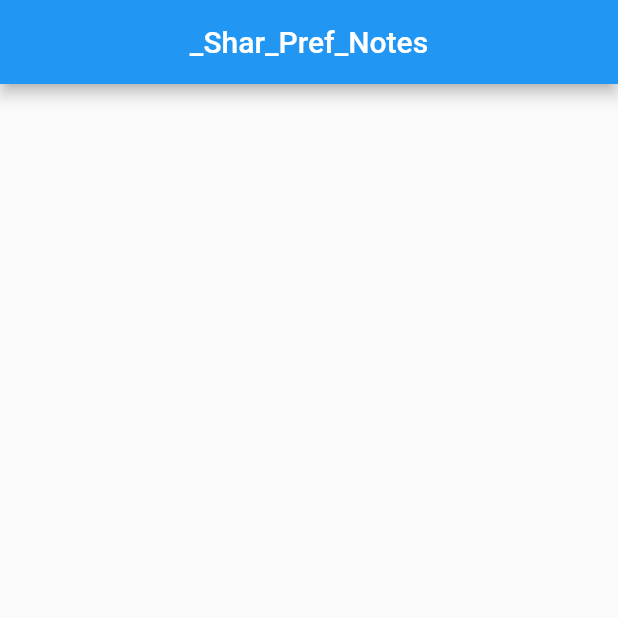
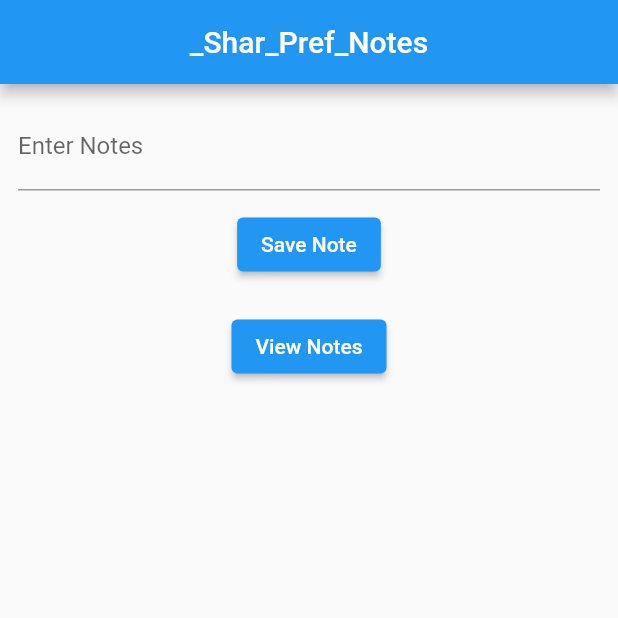
Before and after one commit to GhulamQadir/Flutter_Shar_Prefs, a Flutter app: the screen it shows after launch, after a tap on "Notes", on a phone screen of 412 x 824 dp, the top half of it. Run offline on Flutter 3.47's test engine with Material 2 defaults, Android fonts, the phone set to English and light mode, and no system bars; our stand-ins replace shared_preferences.

Commit message:
shar_prefs_notes_list

```diff
--- a/lib/main.dart
+++ b/lib/main.dart
@@ -3,6 +3,7 @@
 import 'package:flutter/material.dart';
 import 'package:flutter_shared_preferences/shared_pref/shared_pref_counter.dart';
 import 'package:flutter_shared_preferences/shared_pref/shared_pref_notes.dart';
+import 'shared_pref/notes/notes.dart';
 import 'shared_pref/shared_pref_switch.dart';
 
 void main() {
@@ -26,7 +27,8 @@ class _MyAppState extends State<MyApp> {
       routes: {
         "/shared-pref_switch": (context) => SharedPrefSwitch(),
         "/shared_pref_counter": (context) => SharedPrefCounter(),
-        "/shared_pref_notes": (context) => SharedPrefNotes()
+        "/shared_pref_notes": (context) => SharedPrefNotes(),
+        "/notes": (context) => Notes()
       },
     );
   }
--- a/lib/shared_pref/shared_pref_notes.dart
+++ b/lib/shared_pref/shared_pref_notes.dart
@@ -1,6 +1,7 @@
-// ignore_for_file: prefer_const_constructors, use_key_in_widget_constructors
+// ignore_for_file: prefer_const_constructors, use_key_in_widget_constructors, deprecated_member_use, prefer_collection_literals, prefer_final_fields, avoid_print, unnecessary_null_comparison
 
 import 'package:flutter/material.dart';
+import 'package:shared_preferences/shared_preferences.dart';
 
 class SharedPrefNotes extends StatefulWidget {
   @override
@@ -8,13 +9,62 @@ class SharedPrefNotes extends StatefulWidget {
 }
 
 class _SharedPrefNotesState extends State<SharedPrefNotes> {
+  List<String> notesList = [];
+  TextEditingController notesController = TextEditingController();
+
+  SharedPreferences? sharedPreferences;
+
+  addNote() {
+    if (notesController.text == "") {
+      print("Please write something");
+    } else {
+      setState(() {
+        notesList.add(notesController.text);
+        print(notesList);
+        saveNotes();
+        notesController.clear();
+      });
+    }
+  }
+
+  saveNotes() async {
+    sharedPreferences = await SharedPreferences.getInstance();
+
+    List<String> saveNotes = notesList.map((i) => i.toString()).toList();
+    sharedPreferences!.setStringList("notesList", saveNotes);
+    print(saveNotes);
+    print("note Saved !");
+  }
+
+  goToNotes() {
+    Navigator.of(context).pushNamed("/notes");
+  }
+
   @override
   Widget build(BuildContext context) {
     return MaterialApp(
+        debugShowCheckedModeBanner: false,
         home: Scaffold(
-      appBar: AppBar(
-        title: Center(child: Text("_Shar_Pref_Notes")),
-      ),
-    ));
+          appBar: AppBar(
+            title: Center(child: Text("_Shar_Pref_Notes")),
+          ),
+          body: SafeArea(
+            child: Column(
+              children: [
+                Padding(
+                  padding: const EdgeInsets.all(12),
+                  child: TextFormField(
+                      controller: notesController,
+                      decoration: InputDecoration(labelText: "Enter Notes")),
+                ),
+                ElevatedButton(onPressed: addNote, child: Text("Save Note")),
+                SizedBox(
+                  height: 20,
+                ),
+                ElevatedButton(onPressed: goToNotes, child: Text("View Notes"))
+              ],
+            ),
+          ),
+        ));
   }
 }
```
Also changed, not shown: lib/shared_pref/notes/notes.dart (added, +70 -0 lines).
